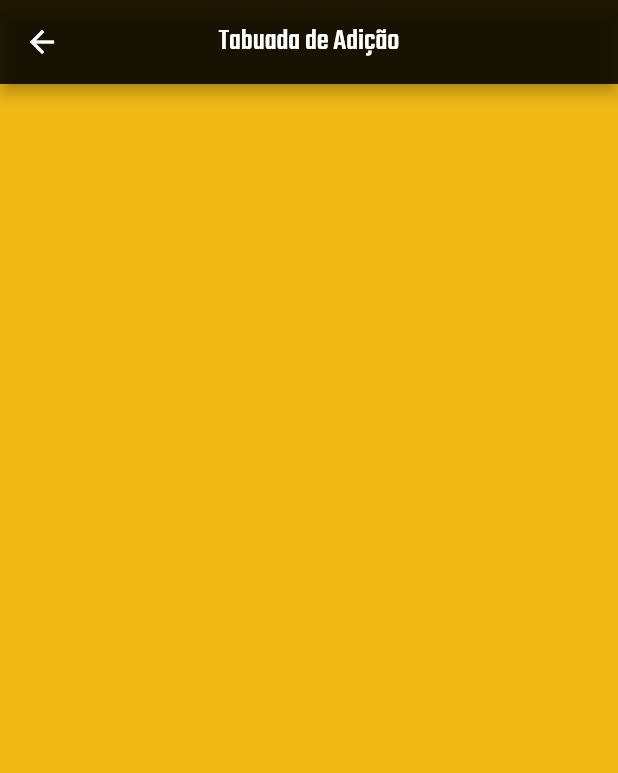
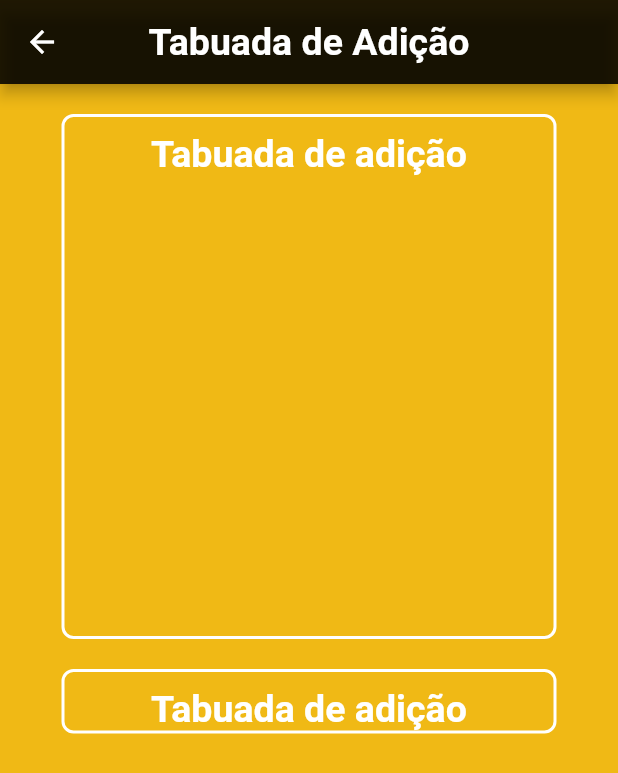
Before and after one commit to Jo-Analyst/multiplication_table_app, a Flutter app: the screen it shows after launch, after a tap on "Somar", on a phone screen of 412 x 824 dp. Shown: the top 773 px of the screen. Run offline on Flutter 3.47's test engine with Material 2 defaults, Android fonts, the phone set to English and light mode, and no system bars.

Commit message:
inicio do design da tabuada de adição

```diff
--- a/lib/main.dart
+++ b/lib/main.dart
@@ -62,9 +62,9 @@ class _MyAppState extends State<MyApp> {
               ),
               headline1: const TextStyle(
                 fontFamily: 'Roboto',
-                fontSize: 20,
+                fontSize: 25,
                 fontWeight: FontWeight.w700,
-                color: Color.fromARGB(255, 240, 185, 21)
+                color: Colors.white
               ),
             ),
         colorScheme: ColorScheme.fromSwatch(
--- a/lib/screens/sum_screen.dart
+++ b/lib/screens/sum_screen.dart
@@ -13,7 +13,65 @@ class _SumScreenState extends State<SumScreen> {
     return Scaffold(
       appBar: AppBar(
         centerTitle: true,
-        title: const Text('Tabuada de Adição'),
+        title: Text(
+          'Tabuada de Adição',
+          style: Theme.of(context).textTheme.headline1,
+        ),
+      ),
+      body: Container(
+        margin: const EdgeInsets.all(20),
+        width: double.infinity,
+        child: Column(
+          crossAxisAlignment: CrossAxisAlignment.center,
+          children: [
+            Container(
+            width: 330,
+            height: 350,
+              padding: const EdgeInsets.only(top: 10),
+              decoration: BoxDecoration(
+                borderRadius: BorderRadius.circular(8),
+                border: Border.all(
+                  color: Colors.white,
+                  width: 2,
+                  // style: BorderStyle.solid,
+                ),
+              ),
+              child: Column(
+                children: [
+                  Title(
+                      color: Theme.of(context).colorScheme.primary,
+                      child: Text(
+                        'Tabuada de adição',
+                        style: Theme.of(context).textTheme.headline1,
+                      ))
+                ],
+              ),
+            ),
+            Container(
+              margin: const EdgeInsets.only(top: 20),
+              width: 330,
+              padding: const EdgeInsets.only(top: 10),
+              decoration: BoxDecoration(
+                borderRadius: BorderRadius.circular(8),
+                border: Border.all(
+                  color: Colors.white,
+                  width: 2,
+                  // style: BorderStyle.solid,
+                ),
+              ),
+              child: Column(
+                children: [
+                  Title(
+                      color: Theme.of(context).colorScheme.primary,
+                      child: Text(
+                        'Tabuada de adição',
+                        style: Theme.of(context).textTheme.headline1,
+                      ))
+                ],
+              ),
+            ),
+          ],
+        ),
       ),
     );
   }
```
